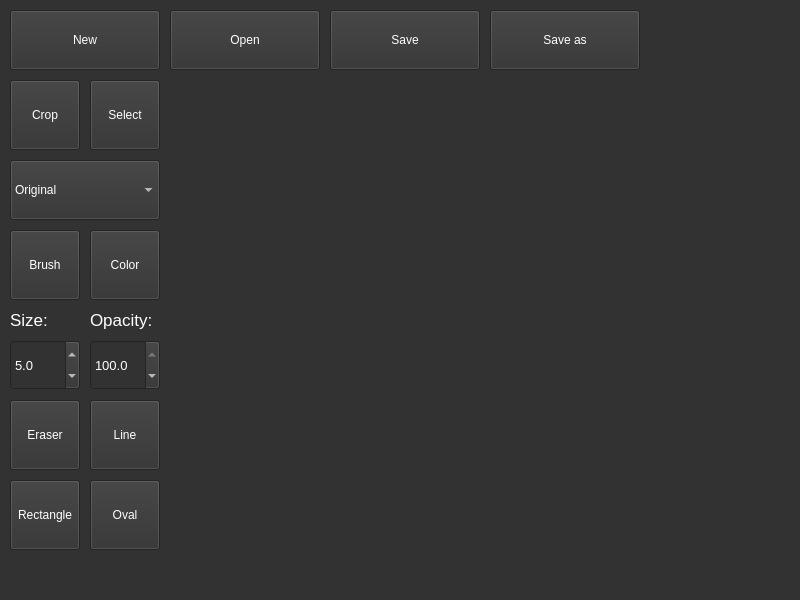
First picture: the form in designs/image_editor_window.ui, repository DaryaSanina/media-editor, before the edit.
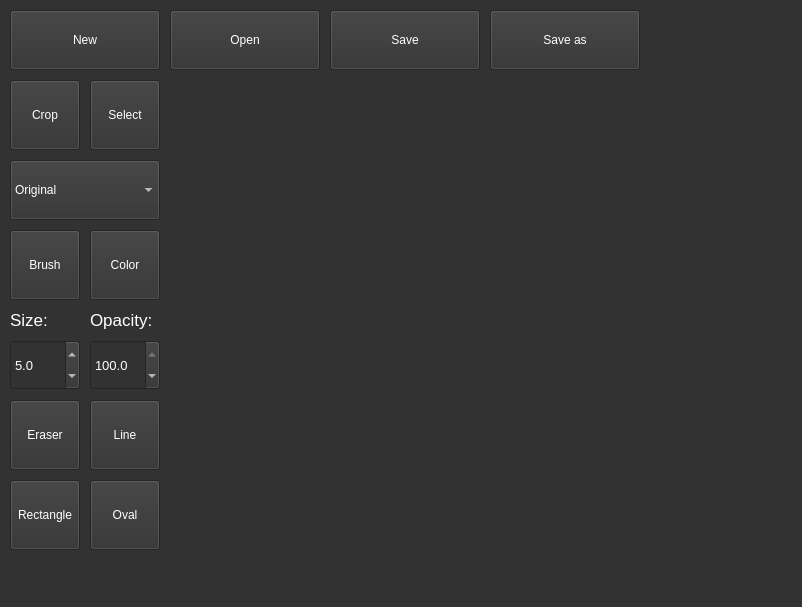
Second picture: the form after the edit.

Commit message: Added ability to crop an image in the image editor

The edit to the form file:
```diff
--- a/designs/image_editor_window.ui
+++ b/designs/image_editor_window.ui
@@ -6,8 +6,8 @@
    <rect>
     <x>0</x>
     <y>0</y>
-    <width>800</width>
-    <height>600</height>
+    <width>802</width>
+    <height>607</height>
    </rect>
   </property>
   <property name="windowTitle">
```
Left out of the diff: 5 changed lines with no effect on the pictures. The commit also changes 1 other file.
